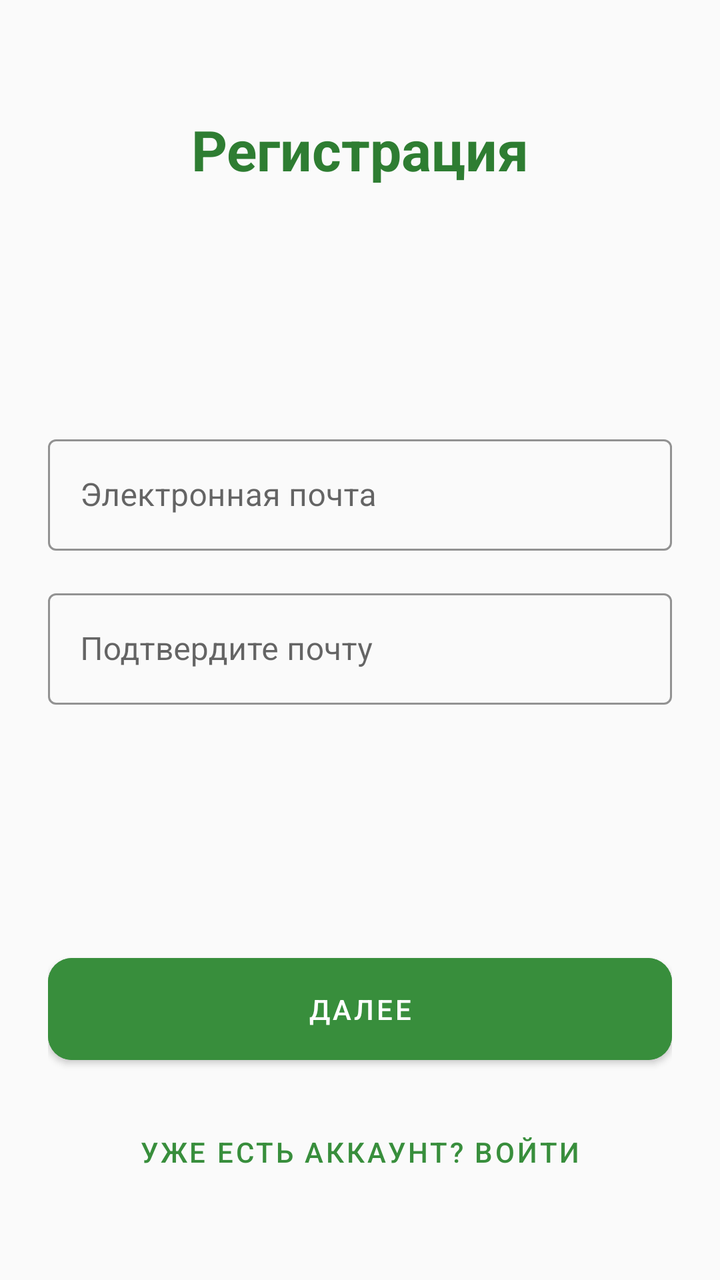
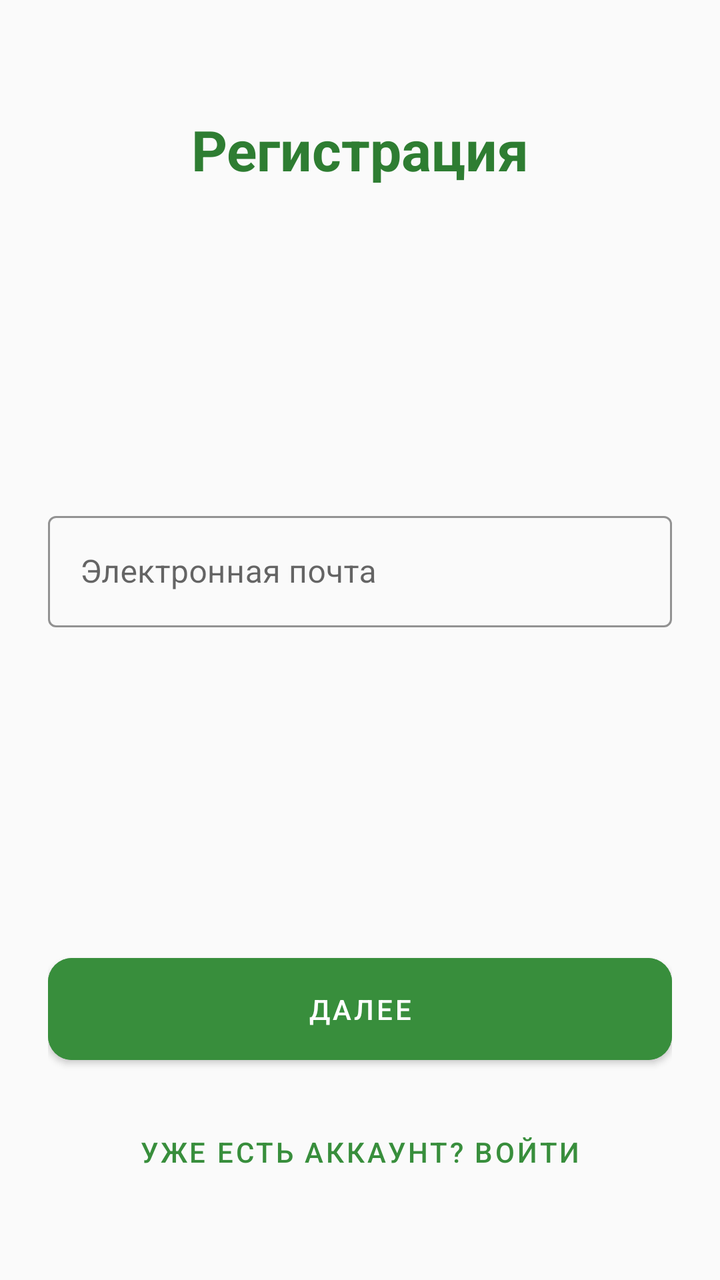

An Android layout rendered at two revisions. The XML below is the earlier revision; the diff shows what the commit changed to produce the second picture.
<!-- AndroidManifest.xml: application theme Theme.ZenTree -->
<!-- res/layout/fragment_registration.xml -->
<?xml version="1.0" encoding="utf-8"?>
<androidx.constraintlayout.widget.ConstraintLayout xmlns:android="http://schemas.android.com/apk/res/android"
    xmlns:app="http://schemas.android.com/apk/res-auto"
    android:layout_width="match_parent"
    android:layout_height="match_parent"
    android:background="#FAFAFA"
    android:orientation="horizontal"
    android:padding="24dp">

    <TextView
        android:id="@+id/text_view_title"
        android:layout_width="wrap_content"
        android:layout_height="wrap_content"
        android:layout_marginTop="32dp"
        android:text="Регистрация"
        android:textColor="#2E7D32"
        android:textSize="28sp"
        android:textStyle="bold"
        app:layout_constraintEnd_toEndOf="parent"
        app:layout_constraintStart_toStartOf="parent"
        app:layout_constraintTop_toTopOf="parent" />

    <LinearLayout
        android:id="@+id/step_1_container"
        android:layout_width="match_parent"
        android:layout_height="wrap_content"
        android:orientation="vertical"
        android:visibility="visible"
        app:layout_constraintBottom_toTopOf="@+id/button_next"
        app:layout_constraintTop_toBottomOf="@id/text_view_title">

        <com.google.android.material.textfield.TextInputLayout
            style="@style/Widget.MaterialComponents.TextInputLayout.OutlinedBox"
            android:layout_width="match_parent"
            android:layout_height="wrap_content"
            android:hint="Электронная почта"
            app:boxStrokeColor="#388E3C">

            <com.google.android.material.textfield.TextInputEditText
                android:id="@+id/edit_text_email"
                android:layout_width="match_parent"
                android:layout_height="wrap_content"
                android:inputType="textEmailAddress" />
        </com.google.android.material.textfield.TextInputLayout>

        <com.google.android.material.textfield.TextInputLayout
            style="@style/Widget.MaterialComponents.TextInputLayout.OutlinedBox"
            android:layout_width="match_parent"
            android:layout_height="wrap_content"
            android:layout_marginTop="16dp"
            android:hint="Подтвердите почту"
            app:boxStrokeColor="#388E3C">

            <com.google.android.material.textfield.TextInputEditText
                android:id="@+id/edit_text_confirm_email"
                android:layout_width="match_parent"
                android:layout_height="wrap_content"
                android:inputType="textEmailAddress" />
        </com.google.android.material.textfield.TextInputLayout>
    </LinearLayout>

    <LinearLayout
        android:id="@+id/step_2_container"
        android:layout_width="match_parent"
        android:layout_height="wrap_content"
        android:orientation="vertical"
        android:visibility="gone"
        app:layout_constraintBottom_toTopOf="@+id/button_next"
        app:layout_constraintTop_toBottomOf="@id/text_view_title">

        <com.google.android.material.textfield.TextInputLayout
            style="@style/Widget.MaterialComponents.TextInputLayout.OutlinedBox"
            android:layout_width="match_parent"
            android:layout_height="wrap_content"
            android:hint="Придумайте пароль"
            app:boxStrokeColor="#388E3C"
            app:passwordToggleEnabled="true">

            <com.google.android.material.textfield.TextInputEditText
                android:id="@+id/edit_text_password"
                android:layout_width="match_parent"
                android:layout_height="wrap_content"
                android:inputType="textPassword" />
        </com.google.android.material.textfield.TextInputLayout>

        <com.google.android.material.textfield.TextInputLayout
            style="@style/Widget.MaterialComponents.TextInputLayout.OutlinedBox"
            android:layout_width="match_parent"
            android:layout_height="wrap_content"
            android:layout_marginTop="16dp"
            android:hint="Повторите пароль"
            app:boxStrokeColor="#388E3C"
            app:passwordToggleEnabled="true">

            <com.google.android.material.textfield.TextInputEditText
                android:id="@+id/edit_text_confirm_password"
                android:layout_width="match_parent"
                android:layout_height="wrap_content"
                android:inputType="textPassword" />
        </com.google.android.material.textfield.TextInputLayout>
    </LinearLayout>

    <LinearLayout
        android:id="@+id/step_3_container"
        android:layout_width="match_parent"
        android:layout_height="wrap_content"
        android:orientation="vertical"
        android:visibility="gone"
        app:layout_constraintBottom_toTopOf="@+id/button_next"
        app:layout_constraintTop_toBottomOf="@id/text_view_title">

        <com.google.android.material.textfield.TextInputLayout
            style="@style/Widget.MaterialComponents.TextInputLayout.OutlinedBox"
            android:layout_width="match_parent"
            android:layout_height="wrap_content"
            android:hint="Как вас зовут?"
            app:boxStrokeColor="#388E3C">

            <com.google.android.material.textfield.TextInputEditText
                android:id="@+id/edit_text_name"
                android:layout_width="match_parent"
                android:layout_height="wrap_content"
                android:inputType="textPersonName" />
        </com.google.android.material.textfield.TextInputLayout>

        <com.google.android.material.textfield.TextInputLayout
            style="@style/Widget.MaterialComponents.TextInputLayout.OutlinedBox"
            android:layout_width="match_parent"
            android:layout_height="wrap_content"
            android:layout_marginTop="16dp"
            android:hint="Часов в телефоне в день"
            app:boxStrokeColor="#388E3C">

            <com.google.android.material.textfield.TextInputEditText
                android:id="@+id/edit_text_screen_time"
                android:layout_width="match_parent"
                android:layout_height="wrap_content"
                android:inputType="number" />
        </com.google.android.material.textfield.TextInputLayout>
    </LinearLayout>

    <Button
        android:id="@+id/button_next"
        android:layout_width="0dp"
        android:layout_height="wrap_content"
        android:layout_marginBottom="16dp"
        android:backgroundTint="#388E3C"
        android:padding="16dp"
        android:text="Далее"
        android:textColor="#FFFFFF"
        app:cornerRadius="12dp"
        app:layout_constraintBottom_toTopOf="@+id/button_go_to_login"
        app:layout_constraintEnd_toEndOf="parent"
        app:layout_constraintStart_toStartOf="parent" />

    <Button
        android:id="@+id/button_go_to_login"
        style="@style/Widget.MaterialComponents.Button.TextButton"
        android:layout_width="wrap_content"
        android:layout_height="wrap_content"
        android:layout_marginBottom="16dp"
        android:text="Уже есть аккаунт? Войти"
        android:textColor="#388E3C"
        app:layout_constraintBottom_toBottomOf="parent"
        app:layout_constraintEnd_toEndOf="parent"
        app:layout_constraintStart_toStartOf="parent" />

</androidx.constraintlayout.widget.ConstraintLayout>
<!-- resources referenced by this layout -->
<resources>
  <style name="Theme.ZenTree" parent="Theme.MaterialComponents.DayNight.NoActionBar">
          <item name="colorPrimary">@color/primary_green</item>
          <item name="colorPrimaryVariant">@color/primary_green_dark</item>
          <item name="colorOnPrimary">@color/white</item>
          <item name="colorSecondary">@color/accent_orange</item>
          <item name="colorSecondaryVariant">@color/accent_orange</item>
          <item name="colorOnSecondary">@color/black</item>
          <item name="android:statusBarColor" tools:targetApi="l">?attr/colorPrimaryVariant</item>
          <item name="windowActionBar">false</item>
          <item name="windowNoTitle">true</item>
      </style>
  <color name="primary_green">#388E3C</color>
  <color name="primary_green_dark">#2E7D32</color>
  <color name="white">#FFFFFF</color>
  <color name="accent_orange">#FFB74D</color>
  <color name="black">#000000</color>
</resources>

<!-- the commit's change to res/layout/fragment_registration.xml (unified diff, before → after) -->
@@ -43,20 +43,7 @@
                 android:inputType="textEmailAddress" />
         </com.google.android.material.textfield.TextInputLayout>
 
-        <com.google.android.material.textfield.TextInputLayout
-            style="@style/Widget.MaterialComponents.TextInputLayout.OutlinedBox"
-            android:layout_width="match_parent"
-            android:layout_height="wrap_content"
-            android:layout_marginTop="16dp"
-            android:hint="Подтвердите почту"
-            app:boxStrokeColor="#388E3C">
 
-            <com.google.android.material.textfield.TextInputEditText
-                android:id="@+id/edit_text_confirm_email"
-                android:layout_width="match_parent"
-                android:layout_height="wrap_content"
-                android:inputType="textEmailAddress" />
-        </com.google.android.material.textfield.TextInputLayout>
     </LinearLayout>
 
     <LinearLayout
